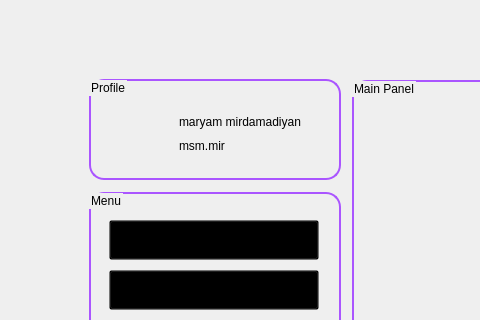
msm-mir/To-Do-List, file src/mainpanel.ui: the form before one commit; both pictures show x 0 to 480 and y 0 to 320 of the 1050 by 700 pixel window.
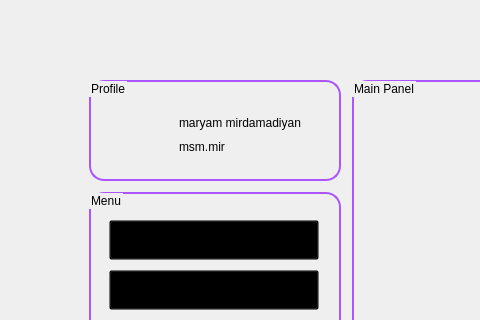
The form after the commit. Icons and pictures are not drawn.

```diff
--- a/src/mainpanel.ui
+++ b/src/mainpanel.ui
@@ -43,7 +43,7 @@
     <property name="geometry">
      <rect>
       <x>89</x>
-      <y>79</y>
+      <y>80</y>
       <width>252</width>
       <height>101</height>
      </rect>
```
Left out of the diff: 64 changed lines with no effect on the pictures.
